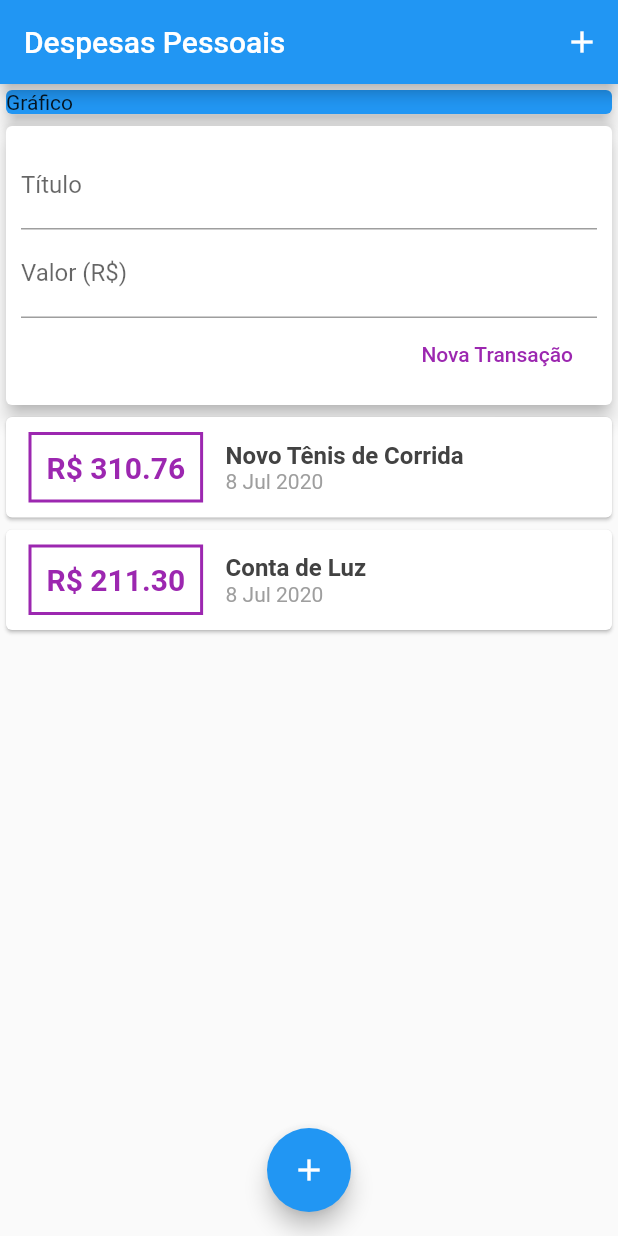
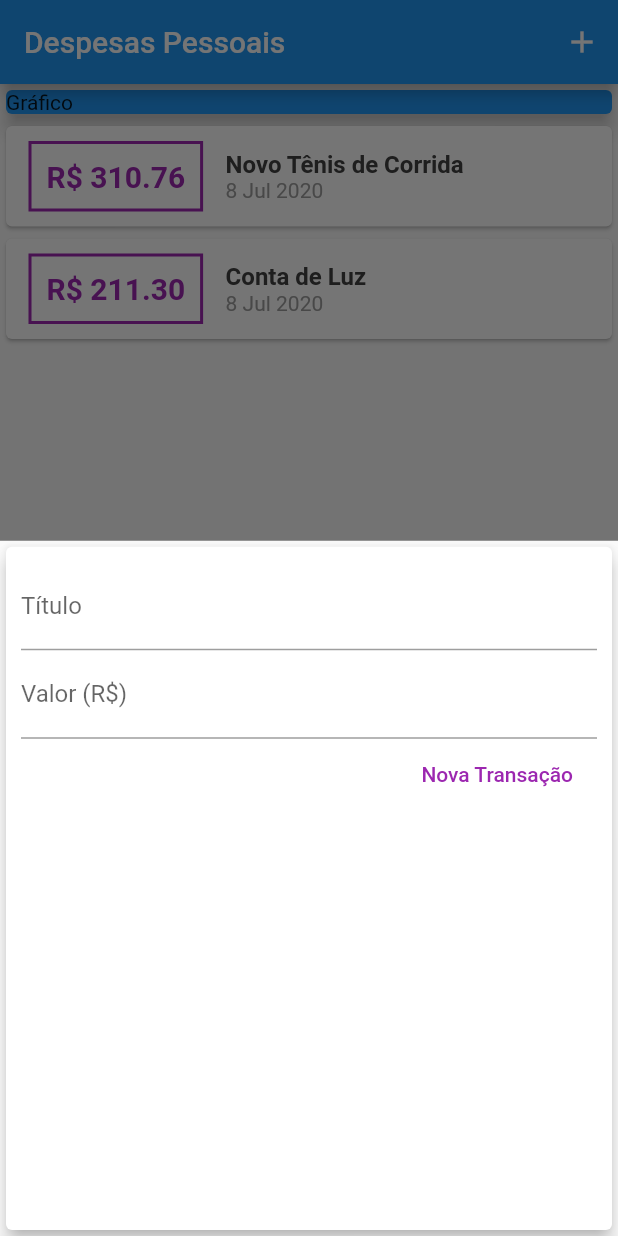
Before and after one commit to diegoluques/Flutter_Expenses, a Flutter app: the screen it shows after launch, after a tap on the "add" icon, on a phone screen of 412 x 824 dp. Run offline on Flutter 3.47's test engine with Material 2 defaults, Android fonts, the phone set to English and light mode, and no system bars.

```diff
--- a/lib/components/transaction_form.dart
+++ b/lib/components/transaction_form.dart
@@ -1,12 +1,17 @@
 import 'package:flutter/material.dart';
 
-class TransactionForm extends StatelessWidget {
-  final titleController = TextEditingController();
-  final valueController = TextEditingController();
-
+class TransactionForm extends StatefulWidget {
   final void Function(String, double) onSubmit;
 
   TransactionForm(this.onSubmit);
+
+  @override
+  _TransactionFormState createState() => _TransactionFormState();
+}
+
+class _TransactionFormState extends State<TransactionForm> {
+  final titleController = TextEditingController();
+  final valueController = TextEditingController();
 
   _submitForm() {
     final title = titleController.text;
@@ -16,7 +21,7 @@ class TransactionForm extends StatelessWidget {
       return;
     }
 
-    onSubmit(title, value);
+    widget.onSubmit(title, value);
   }
 
   @override
--- a/lib/components/transaction_list.dart
+++ b/lib/components/transaction_list.dart
@@ -58,7 +58,8 @@ class TransactionList extends StatelessWidget {
                   ],
                 ),
               ],
-          ));
+            ),
+          );
         },
       ),
     );
--- a/lib/components/transaction_user.dart
+++ /dev/null
@@ -1,51 +0,0 @@
-import 'dart:math';
-
-import 'package:flutter/material.dart';
-import 'package:flutter_expenses/models/transaction.dart';
-import 'package:flutter_expenses/components/transaction_form.dart';
-import 'package:flutter_expenses/components/transaction_list.dart';
-
-class TransactionUser extends StatefulWidget {
-  @override
-  _TransactionUserState createState() => _TransactionUserState();
-}
-
-class _TransactionUserState extends State<TransactionUser> {
-  final _transaction = [
-    Transaction(
-      id: "1",
-      title: "Novo Tênis de Corrida",
-      value: 310.76,
-      date: DateTime.now(),
-    ),
-    Transaction(
-      id: "2",
-      title: "Conta de Luz",
-      value: 211.30,
-      date: DateTime.now(),
-    ),
-  ];
-
-  _addTransaction(String title, double value) {
-    final newTransaction = Transaction(
-      id: Random().nextDouble().toString(),
-      title: title,
-      value: value,
-      date: DateTime.now(),
-    );
-
-    setState(() {
-      _transaction.add(newTransaction);
-    });
-  }
-
-  @override
-  Widget build(BuildContext context) {
-    return Column(
-      children: <Widget>[
-        TransactionForm(_addTransaction),
-        TransactionList(_transaction),
-      ],
-    );
-  }
-}
--- a/lib/main.dart
+++ b/lib/main.dart
@@ -1,5 +1,8 @@
 import 'package:flutter/material.dart';
-import 'package:flutter_expenses/components/transaction_user.dart';
+import 'dart:math';
+import 'models/transaction.dart';
+import 'components/transaction_form.dart';
+import 'components/transaction_list.dart';
 
 void main() {
   runApp(ExpensesApp());
@@ -15,7 +18,51 @@ class ExpensesApp extends StatelessWidget {
   }
 }
 
-class MyHomePage extends StatelessWidget {
+class MyHomePage extends StatefulWidget {
+  @override
+  _MyHomePageState createState() => _MyHomePageState();
+}
+
+class _MyHomePageState extends State<MyHomePage> {
+  final _transaction = [
+    Transaction(
+      id: "1",
+      title: "Novo Tênis de Corrida",
+      value: 310.76,
+      date: DateTime.now(),
+    ),
+    Transaction(
+      id: "2",
+      title: "Conta de Luz",
+      value: 211.30,
+      date: DateTime.now(),
+    ),
+  ];
+
+  _addTransaction(String title, double value) {
+    final newTransaction = Transaction(
+      id: Random().nextDouble().toString(),
+      title: title,
+      value: value,
+      date: DateTime.now(),
+    );
+
+    setState(() {
+      _transaction.add(newTransaction);
+    });
+
+    //Fechar modal após fazer o cadastro do registro
+    Navigator.of(context).pop();
+  }
+
+  _openTransactionFormModal(BuildContext context) {
+    showModalBottomSheet(
+        context: context,
+        builder: (_) {
+          return TransactionForm(_addTransaction);
+        });
+  }
+
   @override
   Widget build(BuildContext context) {
     return Scaffold(
@@ -24,7 +71,7 @@ class MyHomePage extends StatelessWidget {
         actions: <Widget>[
           IconButton(
             icon: Icon(Icons.add),
-            onPressed: () {},
+            onPressed: () => _openTransactionFormModal(context),
           )
         ],
       ),
@@ -39,13 +86,13 @@ class MyHomePage extends StatelessWidget {
                 elevation: 5,
               ),
             ),
-            TransactionUser(),
+            TransactionList(_transaction),
           ],
         ),
       ),
       floatingActionButton: FloatingActionButton(
         child: Icon(Icons.add),
-        onPressed: () {},
+        onPressed: () => _openTransactionFormModal(context),
       ),
       floatingActionButtonLocation: FloatingActionButtonLocation.centerFloat,
     );
```
Lines whose indentation alone changed are shown as unchanged.
